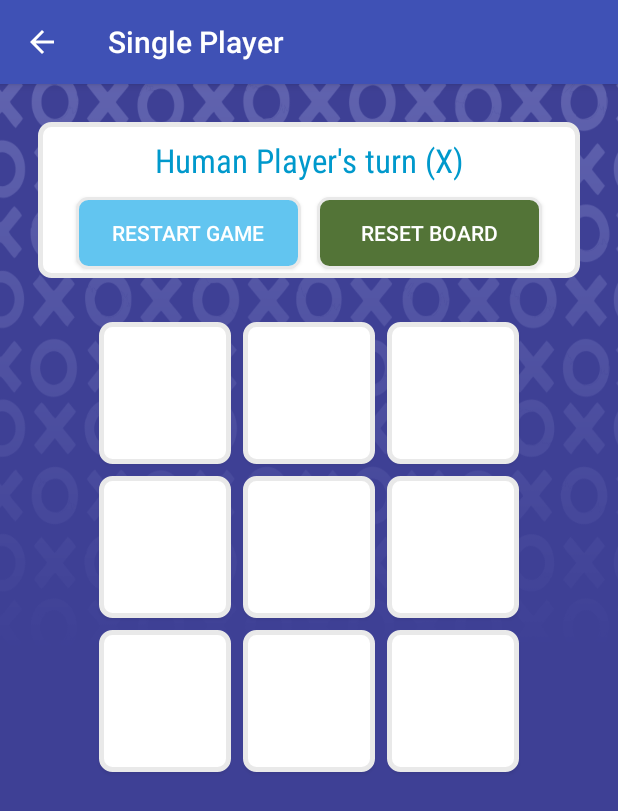
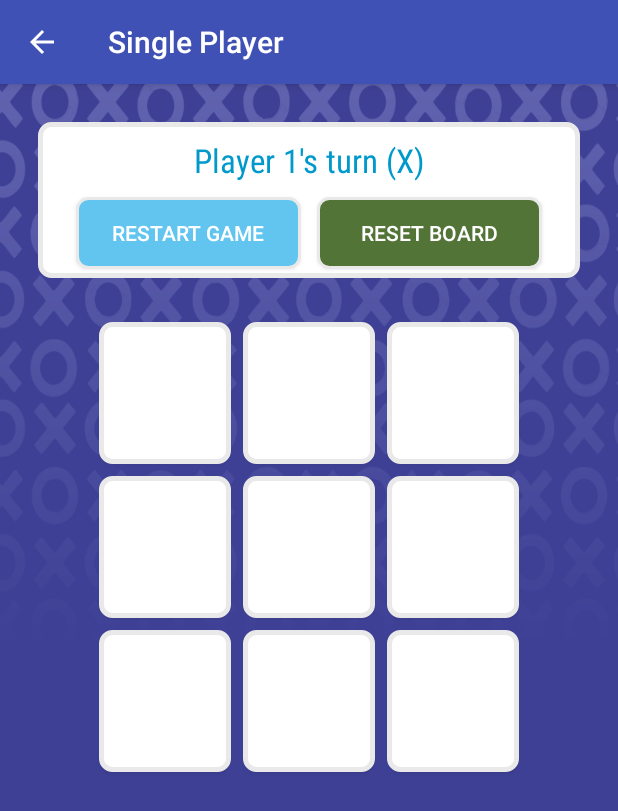
Before and after one commit to chinice/TicTacToe, an Android app: the SinglePlayerActivity screen opened directly, with no data from a screen before it, after a tap on "START GAME", on a phone screen of 412 x 824 dp. Shown: the top 811 px of the screen. Run offline under Robolectric (Android 15) with nearby library versions, the phone set to English and light mode, and no system bars.

Commit message:
Update to the player name on single player mode

```diff
--- a/app/src/main/java/com/elixirprimehouse/tictactoe/SinglePlayerActivity.java
+++ b/app/src/main/java/com/elixirprimehouse/tictactoe/SinglePlayerActivity.java
@@ -32,8 +32,8 @@ public class SinglePlayerActivity extends AppCompatActivity {
         //check if the Player enters a name
         if(player1NameText.equals("")){
             //If not, use the default name
-            player1NameText="Human Player";
-            player1NameBox.setText("Human Player");
+            player1NameText="Player 1";
+            player1NameBox.setText("Player 1");
         }
 
         Intent singlePlayerGameIntent = new Intent(SinglePlayerActivity.this, SinglePlayerGameActivity.class);
```
